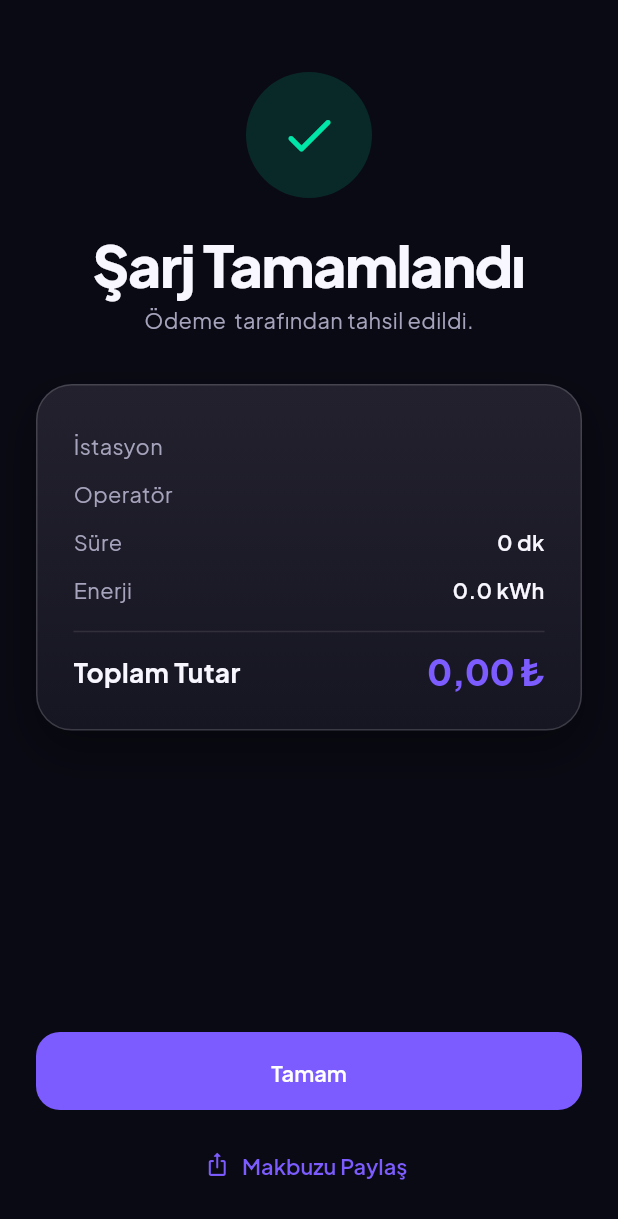
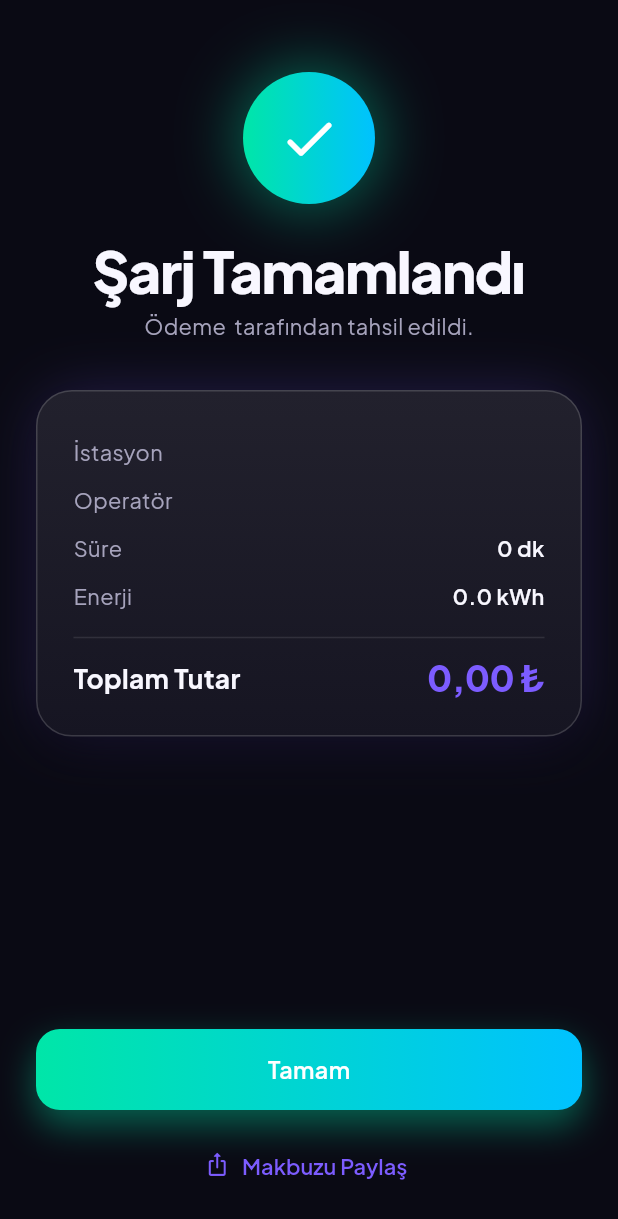
Before and after one commit to ferdidrgn/Voltavia, a Flutter app: the SessionSummaryScreen screen opened directly with empty values, on a phone screen of 412 x 824 dp. Shown: the top 1219 px of the screen. Run offline on Flutter 3.47's test engine with Material 3 defaults, Android fonts, the phone set to English and light mode, and no system bars; our stand-ins replace fl_chart, flutter_animate, gap.

Commit message:
Carry the gradient CTA language into auth and the charging receipt
Login, Register, and the post-charge Session Summary were the last
primary screens still using the flat default ElevatedButton for their
main call-to-action, which now stood out against every other screen's
glowing GradientButton. Switched all three to GradientButton, and gave
Session Summary's success icon a matching emerald gradient + glow instead
of a flat tinted circle, so completing a charge reads as a genuine
celebratory moment consistent with the rest of the redesign.

Verified with `flutter analyze` (clean), `flutter test` (passing), a
release web build, and a Playwright screenshot of the login screen.

Co-Authored-By: Claude Sonnet 5 <noreply@anthropic.com>
Claude-Session: https://claude.ai/code/session_015z87CQ9DiLQLeZ3zoCrPBf

```diff
--- a/lib/features/auth/login_screen.dart
+++ b/lib/features/auth/login_screen.dart
@@ -4,6 +4,7 @@ import '../../core/theme/app_palette.dart';
 import '../../core/theme/app_semantic_colors.dart';
 import '../../core/theme/app_spacing.dart';
 import '../../core/theme/app_text_styles.dart';
+import '../../widgets/gradient_button.dart';
 import '../home/home_shell.dart';
 import 'register_screen.dart';
 
@@ -77,10 +78,7 @@ class _LoginScreenState extends State<LoginScreen> {
                 child: TextButton(onPressed: () {}, child: const Text('Şifremi unuttum')),
               ),
               const SizedBox(height: AppSpacing.sm),
-              SizedBox(
-                width: double.infinity,
-                child: ElevatedButton(onPressed: _continue, child: const Text('Giriş Yap')),
-              ),
+              GradientButton(label: 'Giriş Yap', onPressed: _continue),
               const SizedBox(height: AppSpacing.md),
               Row(
                 children: [
--- a/lib/features/charging/session_summary_screen.dart
+++ b/lib/features/charging/session_summary_screen.dart
@@ -1,10 +1,12 @@
 import 'package:flutter/material.dart';
 
+import '../../core/theme/app_palette.dart';
 import '../../core/theme/app_semantic_colors.dart';
 import '../../core/theme/app_spacing.dart';
 import '../../core/theme/app_text_styles.dart';
 import '../../core/utils/formatters.dart';
 import '../../widgets/bento_card.dart';
+import '../../widgets/gradient_button.dart';
 import '../home/home_shell.dart';
 
 /// Şarj oturumu tamamlandığında gösterilen özet / makbuz ekranı.
@@ -36,10 +38,14 @@ class SessionSummaryScreen extends StatelessWidget {
             children: [
               const SizedBox(height: AppSpacing.lg),
               Container(
-                width: 84,
-                height: 84,
-                decoration: BoxDecoration(color: colors.success.withValues(alpha: 0.14), shape: BoxShape.circle),
-                child: Icon(Icons.check_rounded, color: colors.success, size: 40),
+                width: 88,
+                height: 88,
+                decoration: BoxDecoration(
+                  gradient: const LinearGradient(colors: AppPalette.emeraldGradient),
+                  shape: BoxShape.circle,
+                  boxShadow: [BoxShadow(color: colors.success.withValues(alpha: 0.45), blurRadius: 36, spreadRadius: 2)],
+                ),
+                child: const Icon(Icons.check_rounded, color: Colors.white, size: 42),
               ),
               const SizedBox(height: AppSpacing.lg),
               Text('Şarj Tamamlandı', style: text.display),
@@ -48,6 +54,7 @@ class SessionSummaryScreen extends StatelessWidget {
               const SizedBox(height: AppSpacing.xl),
               BentoCard(
                 padding: const EdgeInsets.all(AppSpacing.lg),
+                glowColor: colors.accentPrimary,
                 child: Column(
                   children: [
                     _ReceiptRow(label: 'İstasyon', value: stationName),
@@ -66,14 +73,12 @@ class SessionSummaryScreen extends StatelessWidget {
                 ),
               ),
               const Spacer(),
-              SizedBox(
-                width: double.infinity,
-                child: ElevatedButton(
-                  onPressed: () => Navigator.of(context).pushAndRemoveUntil(
-                    MaterialPageRoute(builder: (_) => const HomeShell()),
-                    (route) => false,
-                  ),
-                  child: const Text('Tamam'),
+              GradientButton(
+                label: 'Tamam',
+                colors: AppPalette.emeraldGradient,
+                onPressed: () => Navigator.of(context).pushAndRemoveUntil(
+                  MaterialPageRoute(builder: (_) => const HomeShell()),
+                  (route) => false,
                 ),
               ),
               const SizedBox(height: AppSpacing.sm),
```
Also changed, not shown: lib/features/auth/register_screen.dart (+4 -6 lines).
